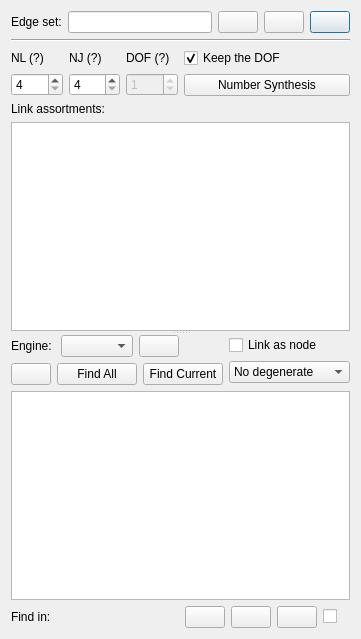
First picture: the form in core/synthesis/structure_synthesis/structure_widget.ui, repository KmolYuan/Pyslvs-UI, before the edit.
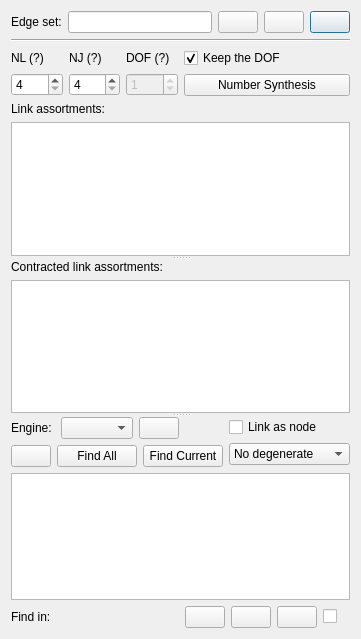
Second picture: the form after the edit. Icons and pictures are not drawn.

Commit message: Add independent option of contracted link assortment.

Diff of the .ui file:
```diff
--- a/core/synthesis/structure_synthesis/structure_widget.ui
+++ b/core/synthesis/structure_synthesis/structure_widget.ui
@@ -6,7 +6,7 @@
    <rect>
     <x>0</x>
     <y>0</y>
-    <width>340</width>
+    <width>339</width>
     <height>639</height>
    </rect>
   </property>
@@ -17,7 +17,7 @@
    <iconset resource="../../../icons.qrc">
     <normaloff>:/icons/number.png</normaloff>:/icons/number.png</iconset>
   </property>
-  <layout class="QVBoxLayout" name="verticalLayout_4">
+  <layout class="QVBoxLayout" name="verticalLayout_8">
    <item>
     <layout class="QHBoxLayout" name="horizontalLayout_4">
      <item>
@@ -188,6 +188,13 @@
         </layout>
        </item>
        <item>
+        <widget class="QSplitter" name="splitter_2">
+         <property name="orientation">
+          <enum>Qt::Vertical</enum>
+         </property>
+         <widget class="QWidget" name="verticalLayoutWidget_3">
+          <layout class="QVBoxLayout" name="verticalLayout_4">
+           <item>
         <widget class="QLabel" name="link_assortments_label">
          <property name="text">
           <string>Link assortments:</string>
@@ -195,7 +202,25 @@
         </widget>
        </item>
        <item>
-        <widget class="QListWidget" name="link_assortments_list"/>
+            <widget class="QListWidget" name="l_a_list"/>
+           </item>
+          </layout>
+         </widget>
+         <widget class="QWidget" name="verticalLayoutWidget_4">
+          <layout class="QVBoxLayout" name="verticalLayout_7">
+           <item>
+            <widget class="QLabel" name="contracted_link_assortments_label">
+             <property name="text">
+              <string>Contracted link assortments:</string>
+             </property>
+            </widget>
+           </item>
+           <item>
+            <widget class="QListWidget" name="c_l_a_list"/>
+           </item>
+          </layout>
+         </widget>
+        </widget>
        </item>
       </layout>
      </widget>
```
Lines whose indentation alone changed are shown as unchanged. The commit also changes 4 other files.
